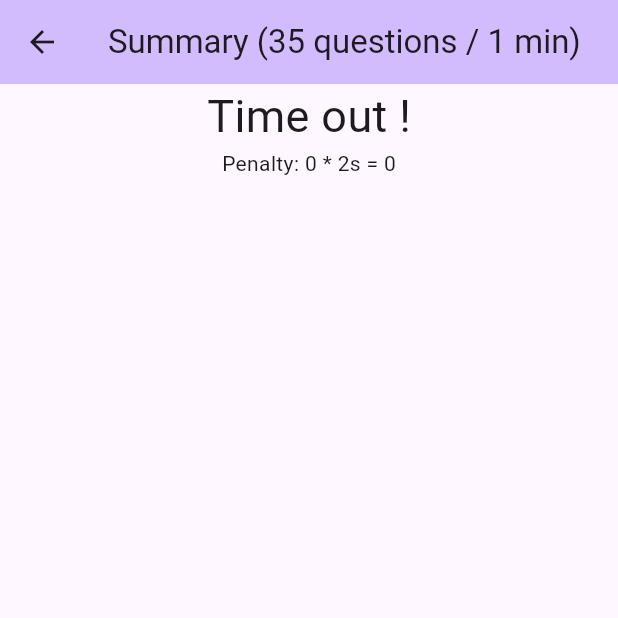
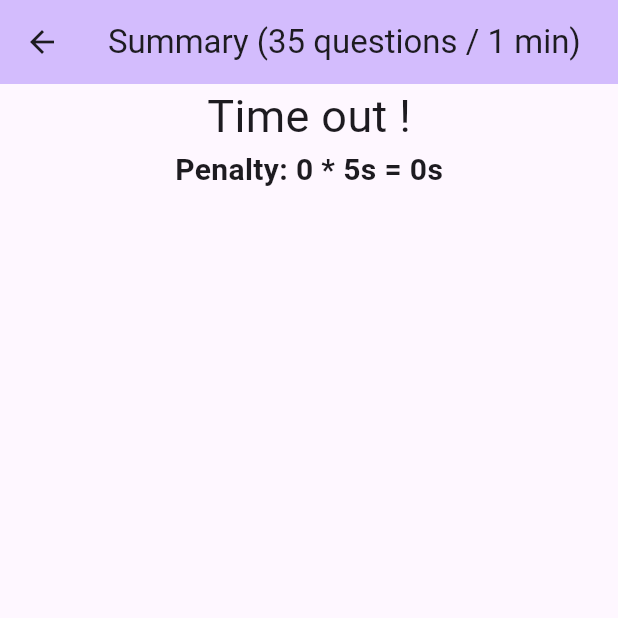
Before and after one commit to loloof64/ChainArithmetics, a Flutter app: the SummaryPage screen opened directly with empty values, on a phone screen of 412 x 824 dp, the top half of it. Run offline on Flutter 3.47's test engine with Material 3 defaults, Android fonts, the phone set to English and light mode, and no system bars; our stand-ins replace animated_list_plus, audioplayers.

Commit message:
fix: several fixes to exercise

```diff
--- a/lib/pages/standard_exercises/thirty_questions/summary.dart
+++ b/lib/pages/standard_exercises/thirty_questions/summary.dart
@@ -37,7 +37,8 @@ class SummaryPage extends StatelessWidget {
               style: const TextStyle(fontSize: 20, fontWeight: FontWeight.bold),
             ),
           Text(
-            "Penalty: $penaltyCount * ${penaltyTimeSeconds}s = ${penaltyCount * penaltyTimeSeconds}",
+            "Penalty: $penaltyCount * ${penaltyTimeSeconds}s = ${penaltyCount * penaltyTimeSeconds}s",
+            style: const TextStyle(fontSize: 20, fontWeight: FontWeight.bold),
           ),
           Expanded(
             child: ListView.builder(
--- a/lib/widgets/constants.dart
+++ b/lib/widgets/constants.dart
@@ -3,7 +3,7 @@ import 'package:chain_arithmetics/core/generators/operations/operation.dart';
 const commonFontSize = 60.0;
 const commonFontWeight = 900;
 const maxBufferOperations = 5;
-const penaltyTimeSeconds = 2;
+const penaltyTimeSeconds = 5;
 final dummyOperation = Operation(
   operand_1: 0,
   operand_2: 0,
--- a/lib/widgets/exercise_session/question_answer.dart
+++ b/lib/widgets/exercise_session/question_answer.dart
@@ -42,7 +42,9 @@ class QuestionAnswerWidget extends StatelessWidget {
                 fontSize: commonFontSize,
                 fontWeight: FontWeight(commonFontWeight),
                 color: Colors.red,
-                decoration: TextDecoration.lineThrough,
+                decoration: userAnswer == null
+                    ? TextDecoration.none
+                    : TextDecoration.lineThrough,
               ),
             ),
           if (!isRightAnswer)
```
Also changed, not shown: lib/pages/standard_exercises/thirty_questions/exercise_session.dart (+14 -1 lines).
